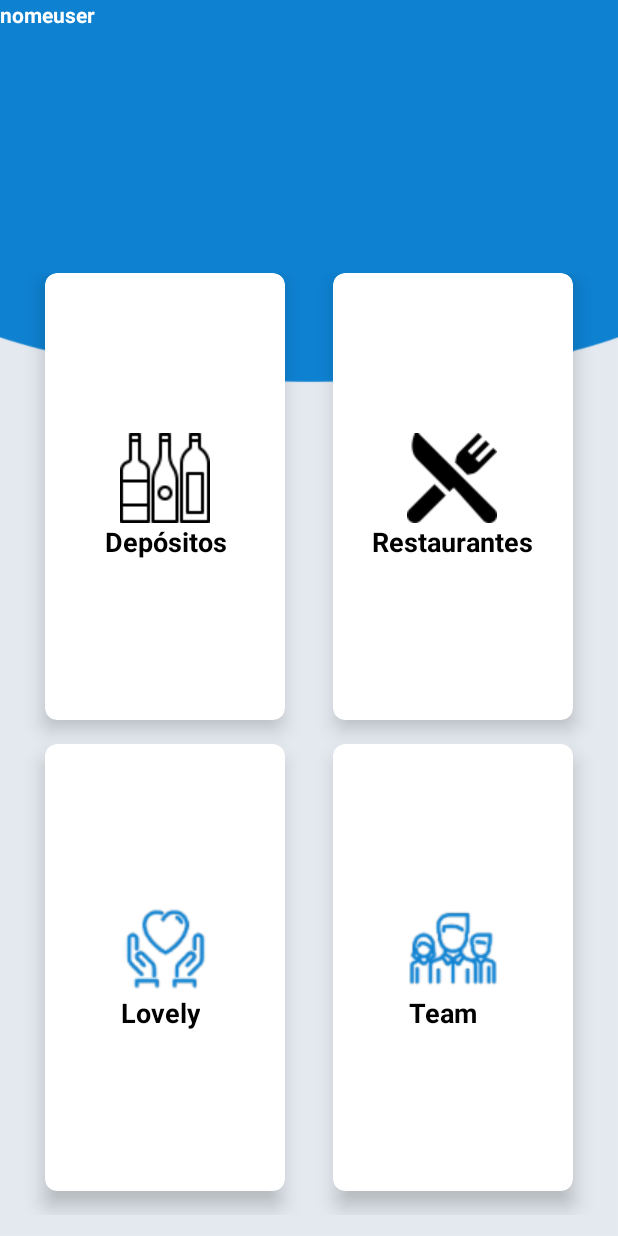
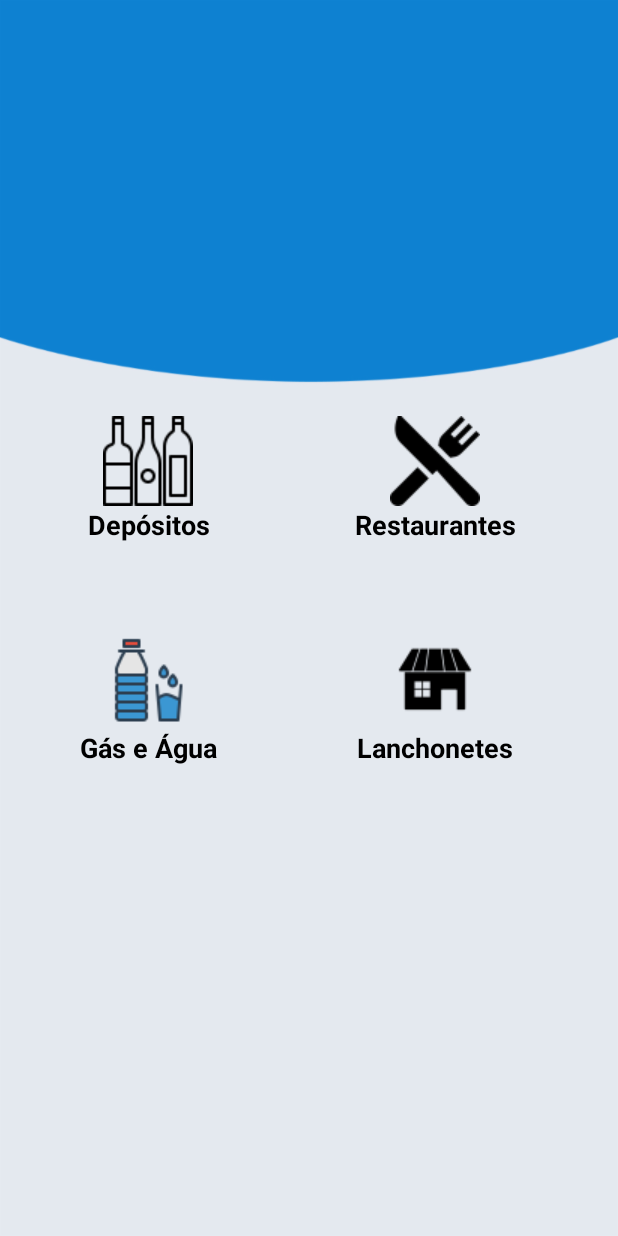
Before and after one commit to felipesses/MeDispacheCliente, an Android app: the screen it shows after launch (Main4Activity), on a phone screen of 412 x 824 dp. Run offline under Robolectric (Android 15) with nearby library versions, the phone set to English and light mode, and no system bars; our stand-ins replace Firebase (no records; nobody signed in at launch, a user with empty details on screens opened directly).

Commit message:
alterações de interface com alguns bugs

```diff
--- a/app/src/main/java/com/example/megam/medispachecliente/Main4Activity.java
+++ b/app/src/main/java/com/example/megam/medispachecliente/Main4Activity.java
@@ -1,19 +1,90 @@
 package com.example.megam.medispachecliente;
 
+import android.content.Intent;
 import android.os.Bundle;
 import android.support.v7.app.AppCompatActivity;
 import android.support.design.*;
 import android.support.v7.widget.CardView;
+import android.view.View;
+import android.widget.GridLayout;
+import android.widget.LinearLayout;
+import android.widget.TextView;
+import android.widget.Toast;
+
+import com.bumptech.glide.Glide;
+import com.example.megam.medispachecliente.control.Conexao;
+import com.example.megam.medispachecliente.model.Usuarios;
+import com.example.megam.medispachecliente.view.Splash;
+import com.google.firebase.auth.FirebaseAuth;
+import com.google.firebase.auth.FirebaseUser;
+import com.google.firebase.database.DataSnapshot;
+
 
 public class Main4Activity extends AppCompatActivity {
 
-    private CardView mycardview;
+    FirebaseUser user;
+    FirebaseAuth auth;
+    TextView username;
+    GridLayout maingrid;
+
 
     @Override
     protected void onCreate(Bundle savedInstanceState){
         super.onCreate(savedInstanceState);
         setContentView(R.layout.activity_main4);
 
+        maingrid = (GridLayout)findViewById(R.id.maingrid);
+        username = findViewById(R.id.nomeuser);
+        auth = Conexao.getFirebaseAuth();
+        user = auth.getCurrentUser();
+        Usuarios u = new Usuarios();
+
+
+
+    /*    u.getName();
+        username.setText(u.getName());*/
+
+
+      setSingleEvent(maingrid);
+
+
+
+
+
+        if(user == null){
+            username.setVisibility(View.GONE);
+
+        }
+
+
+
     }
 
+    private void setSingleEvent(GridLayout maingrid) {
+    for(int i=0; i<maingrid.getChildCount();i++){
+        LinearLayout linearLayout = (LinearLayout)maingrid.getChildAt(i);
+        final int finalI = i;
+        linearLayout.setOnClickListener(new View.OnClickListener() {
+            @Override
+            public void onClick(View view) {
+                //Toast.makeText(Main4Activity.this, "Clicked at index "+ finalI, Toast.LENGTH_SHORT).show();
+                if(finalI==0){
+                    Intent i = new  Intent(getApplicationContext(), MainActivity.class);
+                    i.setFlags(Intent.FLAG_ACTIVITY_NEW_TASK | Intent.FLAG_ACTIVITY_CLEAR_TOP);
+                    startActivity(i);
+                    finish();
+                }else if(finalI==1){
+                    Intent i = new  Intent(getApplicationContext(), Splash.class);
+                    i.setFlags(Intent.FLAG_ACTIVITY_NEW_TASK | Intent.FLAG_ACTIVITY_CLEAR_TOP);
+                    startActivity(i);
+                    finish();
+                }
+
+
+            }
+        });
+    }
+    }
+
+
 }
--- a/app/src/main/java/com/example/megam/medispachecliente/view/Splash.java
+++ b/app/src/main/java/com/example/megam/medispachecliente/view/Splash.java
@@ -34,7 +34,7 @@ public class Splash extends AppCompatActivity {
                 if(user != null){
                     alert("Conectando: "+user.getEmail());
 
-                    Intent i = new  Intent(getApplicationContext(), MainActivity.class);
+                    Intent i = new  Intent(getApplicationContext(), Main4Activity.class);
                     i.setFlags(Intent.FLAG_ACTIVITY_NEW_TASK | Intent.FLAG_ACTIVITY_CLEAR_TOP);
                     startActivity(i);
                     finish();
--- a/app/src/main/res/layout/activity_main4.xml
+++ b/app/src/main/res/layout/activity_main4.xml
@@ -7,13 +7,13 @@
     android:layout_height="wrap_content"
     android:orientation="vertical"
     android:background="@drawable/bg"
-    android:weightSum="10"
+    android:weightSum="8"
     tools:context=".MainActivity">
 
     <RelativeLayout
-        android:layout_weight="2"
+        android:layout_weight="3"
         android:layout_width="match_parent"
-        android:layout_height="0dp">
+        android:layout_height="50dp">
 
         <TextView
             android:id="@+id/nomeuser"
@@ -26,177 +26,129 @@
 
 
     <GridLayout
-        android:columnCount="2"
-        android:rowCount="3"
-        android:alignmentMode="alignMargins"
-        android:columnOrderPreserved="false"
-        android:layout_weight="8"
-        android:padding="14dp"
+        android:id="@+id/maingrid"
         android:layout_width="match_parent"
         android:layout_height="0dp"
-        >
+        android:layout_weight="8"
+        android:alignmentMode="alignMargins"
+        android:columnCount="2"
+        android:columnOrderPreserved="false"
+        android:padding="14dp"
+        android:rowCount="4">
 
         <!--row 1-->
 
         <!--column 1-->
-        <android.support.v7.widget.CardView
-            android:layout_width="0dp"
-            android:layout_height="0dp"
-            android:layout_columnWeight="1"
-            android:layout_rowWeight="1"
-            android:layout_marginBottom="16dp"
-            android:layout_marginLeft="16dp"
-            android:layout_marginRight="16dp"
-            app:cardElevation="8dp"
-            app:cardCornerRadius="8dp"
-            >
 
         <LinearLayout
-                android:layout_gravity="center_horizontal|center_vertical"
-                android:layout_margin="16dp"
-                android:orientation="vertical"
             android:layout_width="wrap_content"
             android:layout_height="wrap_content"
-                >
+            android:layout_gravity="center_horizontal|center_vertical"
+            android:layout_margin="44dp"
+            android:orientation="vertical">
 
             <ImageView
-                    android:src="@drawable/wine"
+                android:layout_width="wrap_content"
+                android:layout_height="wrap_content"
                 android:layout_gravity="center_horizontal"
-                    android:layout_width="wrap_content"
-                    android:layout_height="wrap_content" />
+                android:src="@drawable/wine" />
 
             <TextView
+                android:layout_width="wrap_content"
+                android:layout_height="wrap_content"
                 android:text="Depósitos"
                 android:textAlignment="center"
                 android:textColor="@android:color/black"
                 android:textSize="18sp"
-                    android:textStyle="bold"
-                    android:layout_width="wrap_content"
-                    android:layout_height="wrap_content" />
+                android:textStyle="bold" />
 
 
         </LinearLayout>
 
-        </android.support.v7.widget.CardView>
 
         <!--column 2-->
-        <android.support.v7.widget.CardView
-            android:layout_width="0dp"
-            android:layout_height="0dp"
-            android:layout_columnWeight="1"
-            android:layout_rowWeight="1"
-            android:layout_marginBottom="16dp"
-            android:layout_marginLeft="16dp"
-            android:layout_marginRight="16dp"
-            app:cardElevation="8dp"
-            app:cardCornerRadius="8dp"
-            >
 
         <LinearLayout
+            android:layout_width="wrap_content"
+            android:layout_height="wrap_content"
             android:layout_gravity="center_horizontal|center_vertical"
             android:layout_margin="16dp"
-                android:orientation="vertical"
+            android:orientation="vertical">
+
+            <ImageView
                 android:layout_width="wrap_content"
                 android:layout_height="wrap_content"
-                >
+                android:layout_gravity="center_horizontal"
+                android:src="@drawable/restaurant" />
 
-                <ImageView
-                    android:src="@drawable/restaurant"
-                    android:layout_gravity="center_horizontal"
+            <TextView
                 android:layout_width="wrap_content"
-                    android:layout_height="wrap_content" />
-                <TextView
+                android:layout_height="wrap_content"
                 android:text="Restaurantes"
                 android:textAlignment="center"
                 android:textColor="@android:color/black"
                 android:textSize="18sp"
-                    android:textStyle="bold"
-                    android:layout_width="wrap_content"
-                    android:layout_height="wrap_content" />
+                android:textStyle="bold" />
 
         </LinearLayout>
 
-        </android.support.v7.widget.CardView>
 
         <!--row 2-->
 
         <!--column 1-->
-        <android.support.v7.widget.CardView
-            android:layout_width="0dp"
-            android:layout_height="0dp"
-            android:layout_columnWeight="1"
-            android:layout_rowWeight="1"
-            android:layout_marginBottom="16dp"
-            android:layout_marginLeft="16dp"
-            android:layout_marginRight="16dp"
-            app:cardElevation="8dp"
-            app:cardCornerRadius="8dp"
-            >
+
 
         <LinearLayout
+            android:layout_width="wrap_content"
+            android:layout_height="wrap_content"
             android:layout_gravity="center_horizontal|center_vertical"
             android:layout_margin="16dp"
-                android:orientation="vertical"
+            android:orientation="vertical">
+
+            <ImageView
                 android:layout_width="wrap_content"
                 android:layout_height="wrap_content"
-                >
+                android:layout_gravity="center_horizontal"
+                android:src="@drawable/garrafa" />
 
-                <ImageView
-                    android:src="@drawable/lovely_time"
-                    android:layout_gravity="center_horizontal"
+            <TextView
                 android:layout_width="wrap_content"
-                    android:layout_height="wrap_content" />
-                <TextView
-                    android:text="Lovely"
+                android:layout_height="wrap_content"
+                android:text="Gás e Água"
                 android:textAlignment="center"
                 android:textColor="@android:color/black"
                 android:textSize="18sp"
-                    android:textStyle="bold"
-                    android:layout_width="wrap_content"
-                    android:layout_height="wrap_content" />
+                android:textStyle="bold" />
 
         </LinearLayout>
 
-        </android.support.v7.widget.CardView>
 
         <!--column 2-->
-        <android.support.v7.widget.CardView
-            android:layout_width="0dp"
-            android:layout_height="0dp"
-            android:layout_columnWeight="1"
-            android:layout_rowWeight="1"
-            android:layout_marginBottom="16dp"
-            android:layout_marginLeft="16dp"
-            android:layout_marginRight="16dp"
-            app:cardElevation="8dp"
-            app:cardCornerRadius="8dp"
-            >
+
 
         <LinearLayout
+            android:layout_width="wrap_content"
+            android:layout_height="wrap_content"
             android:layout_gravity="center_horizontal|center_vertical"
             android:layout_margin="16dp"
-                android:orientation="vertical"
+            android:orientation="vertical">
+
+            <ImageView
                 android:layout_width="wrap_content"
                 android:layout_height="wrap_content"
-                >
+                android:layout_gravity="center_horizontal"
+                android:src="@drawable/lanche" />
 
-                <ImageView
-                    android:src="@drawable/team_time"
-                    android:layout_gravity="center_horizontal"
+            <TextView
                 android:layout_width="wrap_content"
-                    android:layout_height="wrap_content" />
-                <TextView
-                    android:text="Team"
+                android:layout_height="wrap_content"
+                android:text="Lanchonetes"
                 android:textAlignment="center"
                 android:textColor="@android:color/black"
                 android:textSize="18sp"
-                    android:textStyle="bold"
-                    android:layout_width="wrap_content"
-                    android:layout_height="wrap_content" />
+                android:textStyle="bold" />
 
         </LinearLayout>
-
-        </android.support.v7.widget.CardView>
 
 
     </GridLayout>
```
Also changed, not shown: app/src/main/res/drawable/garrafa.png (added), app/src/main/res/drawable/lanche.png (added). Lines whose indentation alone changed are shown as unchanged.
